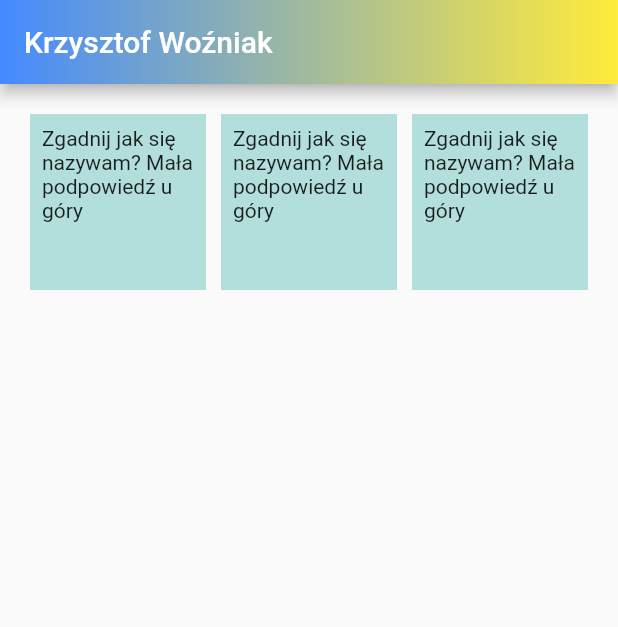
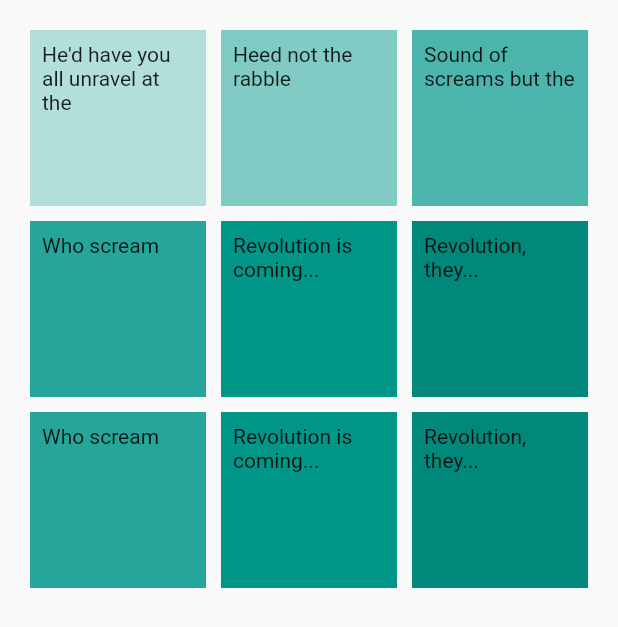
Before and after one commit to christopherwozniak/krzysztof_wozniak_flutter_academy_task_zero, a Flutter app: the screen it shows after launch, on a phone screen of 412 x 824 dp. Shown: the top 627 px of the screen. Run offline on Flutter 3.47's test engine with Material 2 defaults, Android fonts, the phone set to English and light mode, and no system bars.

Commit message:
Add 9 GridViews Squares

```diff
--- a/lib/main.dart
+++ b/lib/main.dart
@@ -1,30 +1,32 @@
 import 'package:flutter/material.dart';
-import 'package:new_gradient_app_bar/new_gradient_app_bar.dart';
 
 void main() {
   runApp(const MyApp());
 }
 
-class MyApp extends StatefulWidget {
+class MyApp extends StatelessWidget {
   const MyApp({Key? key}) : super(key: key);
 
-  @override
-  State<MyApp> createState() => _MyAppState();
-}
-
-class _MyAppState extends State<MyApp> {
   @override
   Widget build(BuildContext context) {
     return MaterialApp(
       title: 'Flutter Demo',
       theme: ThemeData(
-        primarySwatch: Colors.yellow,
+        primarySwatch: Colors.blue,
       ),
-      home: Scaffold(
-        appBar: NewGradientAppBar(
-            title: const Text('Krzysztof Woźniak'),
-            gradient: const LinearGradient(
-                colors: [Colors.blueAccent, Colors.yellow])),
+      home: const HomePage(),
+    );
+  }
+}
+
+class HomePage extends StatelessWidget {
+  const HomePage({
+    Key? key,
+  }) : super(key: key);
+
+  @override
+  Widget build(BuildContext context) {
+    return Scaffold(
       body: GridView.count(
         primary: false,
         padding: const EdgeInsets.all(20),
@@ -34,24 +36,50 @@
         children: <Widget>[
           Container(
             padding: const EdgeInsets.all(8),
-              child: const Text(
-                  "Zgadnij jak się nazywam? Mała podpowiedź u góry "),
+            child: const Text("He'd have you all unravel at the"),
             color: Colors.teal[100],
           ),
           Container(
             padding: const EdgeInsets.all(8),
-              child: const Text(
-                  "Zgadnij jak się nazywam? Mała podpowiedź u góry "),
-              color: Colors.teal[100],
+            child: const Text('Heed not the rabble'),
+            color: Colors.teal[200],
           ),
           Container(
             padding: const EdgeInsets.all(8),
-              child: const Text(
-                  "Zgadnij jak się nazywam? Mała podpowiedź u góry "),
-              color: Colors.teal[100],
+            child: const Text('Sound of screams but the'),
+            color: Colors.teal[300],
+          ),
+          Container(
+            padding: const EdgeInsets.all(8),
+            child: const Text('Who scream'),
+            color: Colors.teal[400],
+          ),
+          Container(
+            padding: const EdgeInsets.all(8),
+            child: const Text('Revolution is coming...'),
+            color: Colors.teal[500],
+          ),
+          Container(
+            padding: const EdgeInsets.all(8),
+            child: const Text('Revolution, they...'),
+            color: Colors.teal[600],
+          ),
+          Container(
+            padding: const EdgeInsets.all(8),
+            child: const Text('Who scream'),
+            color: Colors.teal[400],
+          ),
+          Container(
+            padding: const EdgeInsets.all(8),
+            child: const Text('Revolution is coming...'),
+            color: Colors.teal[500],
+          ),
+          Container(
+            padding: const EdgeInsets.all(8),
+            child: const Text('Revolution, they...'),
+            color: Colors.teal[600],
           ),
         ],
-        ),
       ),
     );
   }
--- a/pubspec.yaml
+++ b/pubspec.yaml
@@ -37,6 +37,7 @@
   new_gradient_app_bar: ^0.2.0
   flutter_gradients: ^1.0.0+3
   google_fonts: ^2.3.0
+
 
 dev_dependencies:
   flutter_test:
```
Lines whose indentation alone changed are shown as unchanged.
